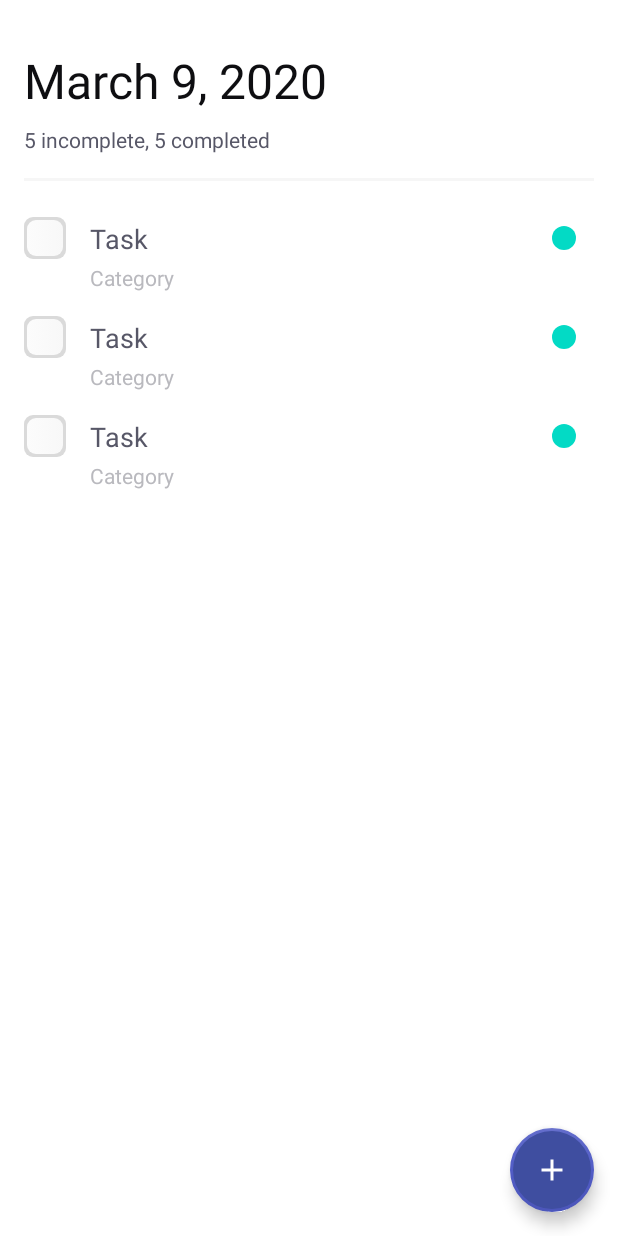
After one commit to TeenWolf3301/ToDoList, an Android app: the layout fragment_list.xml on its own in the app's theme, with its tools: preview values and no code run, on a phone screen of 412 x 824 dp. The commit adds this screen. Run offline under Robolectric (Android 15) with nearby library versions, the phone set to English and light mode, and no system bars.

Commit message:
Initial layouts and data (room) entity create

```diff
--- a/app/build.gradle
+++ b/app/build.gradle
@@ -1,8 +1,8 @@
 plugins {
     id 'com.android.application'
     id 'kotlin-android'
-    id 'kotlin-android-extensions'
     id 'kotlin-kapt'
+    id 'kotlin-parcelize'
     id 'dagger.hilt.android.plugin'
     id 'androidx.navigation.safeargs.kotlin'
 }
@@ -61,7 +61,7 @@ dependencies {
     // Lifecycle
     implementation "androidx.lifecycle:lifecycle-viewmodel-ktx:2.3.1"
     implementation "androidx.lifecycle:lifecycle-livedata-ktx:2.3.1"
-    implementation "android.arch.lifecycle:common-java8:2.2.0"
+    implementation "androidx.lifecycle:lifecycle-common-java8:2.3.1"
 
     // Navigation
     implementation "androidx.navigation:navigation-fragment-ktx:2.3.5"
--- /dev/null
+++ b/app/src/main/java/com/teenwolf3301/to_do_list/ListFragment.kt
@@ -0,0 +1,35 @@
+package com.teenwolf3301.to_do_list
+
+import android.os.Bundle
+import android.view.LayoutInflater
+import android.view.View
+import android.view.ViewGroup
+import androidx.fragment.app.Fragment
+import androidx.recyclerview.widget.RecyclerView
+import com.teenwolf3301.to_do_list.databinding.FragmentListBinding
+
+class ListFragment : Fragment() {
+
+    private lateinit var listRecyclerView: RecyclerView
+
+    private var _binding: FragmentListBinding? = null
+
+    private val binding get() = _binding!!
+
+    override fun onCreateView(
+        inflater: LayoutInflater,
+        container: ViewGroup?,
+        savedInstanceState: Bundle?
+    ): View {
+        _binding = FragmentListBinding.inflate(layoutInflater, container, false)
+
+        listRecyclerView = binding.rvList
+
+        return binding.root
+    }
+
+    override fun onDestroy() {
+        super.onDestroy()
+        _binding = null
+    }
+}
--- a/app/src/main/java/com/teenwolf3301/to_do_list/MainActivity.kt
+++ b/app/src/main/java/com/teenwolf3301/to_do_list/MainActivity.kt
@@ -1,11 +1,27 @@
 package com.teenwolf3301.to_do_list
 
+import android.os.Bundle
 import androidx.appcompat.app.AppCompatActivity
-import android.os.Bundle
+import com.teenwolf3301.to_do_list.databinding.ActivityMainBinding
 
 class MainActivity : AppCompatActivity() {
+
+    private lateinit var mBinding: ActivityMainBinding
+
     override fun onCreate(savedInstanceState: Bundle?) {
         super.onCreate(savedInstanceState)
-        setContentView(R.layout.activity_main)
+        mBinding = ActivityMainBinding.inflate(layoutInflater)
+        val view = mBinding.root
+        setContentView(view)
+
+        val currentFragment = supportFragmentManager.findFragmentById(R.id.frame_container)
+
+        if (currentFragment == null) {
+            val fragment = ListFragment()
+            supportFragmentManager
+                .beginTransaction()
+                .add(R.id.frame_container, fragment)
+                .commit()
+        }
     }
 }
--- /dev/null
+++ b/app/src/main/java/com/teenwolf3301/to_do_list/data/Priority.kt
@@ -0,0 +1,5 @@
+package com.teenwolf3301.to_do_list.data
+
+enum class Priority {
+    HIGH, MEDIUM, LOW
+}
--- /dev/null
+++ b/app/src/main/java/com/teenwolf3301/to_do_list/data/Task.kt
@@ -0,0 +1,21 @@
+package com.teenwolf3301.to_do_list.data
+
+import android.os.Parcelable
+import androidx.room.Entity
+import androidx.room.PrimaryKey
+import kotlinx.parcelize.Parcelize
+import java.text.DateFormat
+
+@Entity
+@Parcelize
+data class Task(
+    @PrimaryKey(autoGenerate = true)
+    val id: Int,
+    val name: String,
+    val isCompleted: Boolean = false,
+    val priority: Priority,
+    val date: Long = System.currentTimeMillis()
+) : Parcelable {
+    val formattedDate: String
+        get() = DateFormat.getDateInstance().format(date)
+}
--- /dev/null
+++ b/app/src/main/res/drawable/checkbox_check_background.xml
@@ -0,0 +1,33 @@
+<layer-list xmlns:android="http://schemas.android.com/apk/res/android">
+    <item>
+        <shape>
+            <padding
+                android:bottom="2dp"
+                android:left="2dp"
+                android:right="2dp"
+                android:top="2dp" />
+            <solid android:color="#DADADA" />
+            <corners android:radius="6dp" />
+            <size
+                android:width="24dp"
+                android:height="24dp" />
+        </shape>
+    </item>
+    <item>
+        <shape>
+            <gradient
+                android:endColor="#F8F8F8"
+                android:gradientRadius="180"
+                android:startColor="#FCFCFC" />
+            <corners android:radius="6dp" />
+            <size
+                android:width="24dp"
+                android:height="24dp" />
+        </shape>
+    </item>
+    <item
+        android:width="12dp"
+        android:height="12dp"
+        android:drawable="@drawable/ic_checkmark"
+        android:gravity="center" />
+</layer-list>
--- /dev/null
+++ b/app/src/main/res/drawable/checkbox_uncheck_background.xml
@@ -0,0 +1,28 @@
+<layer-list xmlns:android="http://schemas.android.com/apk/res/android">
+    <item>
+        <shape>
+            <padding
+                android:bottom="2dp"
+                android:left="2dp"
+                android:right="2dp"
+                android:top="2dp" />
+            <solid android:color="#DADADA" />
+            <corners android:radius="6dp" />
+            <size
+                android:width="24dp"
+                android:height="24dp" />
+        </shape>
+    </item>
+    <item>
+        <shape>
+            <gradient
+                android:endColor="#F8F8F8"
+                android:gradientRadius="180"
+                android:startColor="#FCFCFC" />
+            <corners android:radius="6dp" />
+            <size
+                android:width="24dp"
+                android:height="24dp" />
+        </shape>
+    </item>
+</layer-list>
--- /dev/null
+++ b/app/src/main/res/drawable/custom_checkbox.xml
@@ -0,0 +1,6 @@
+<?xml version="1.0" encoding="utf-8"?>
+<selector xmlns:android="http://schemas.android.com/apk/res/android">
+    <item android:drawable="@drawable/checkbox_check_background" android:state_checked="true" />
+    <item android:drawable="@drawable/checkbox_check_background" android:state_pressed="true" />
+    <item android:drawable="@drawable/checkbox_uncheck_background" android:state_checked="false" />
+</selector>
--- /dev/null
+++ b/app/src/main/res/drawable/ic_add_item.xml
@@ -0,0 +1,9 @@
+<vector xmlns:android="http://schemas.android.com/apk/res/android"
+    android:width="24dp"
+    android:height="24dp"
+    android:viewportWidth="24"
+    android:viewportHeight="24">
+    <path
+        android:fillColor="@color/white"
+        android:pathData="M19,13h-6v6h-2v-6H5v-2h6V5h2v6h6v2z" />
+</vector>
--- /dev/null
+++ b/app/src/main/res/drawable/ic_checkmark.xml
@@ -0,0 +1,13 @@
+<vector xmlns:android="http://schemas.android.com/apk/res/android"
+    android:width="10dp"
+    android:height="10dp"
+    android:viewportWidth="10"
+    android:viewportHeight="10">
+    <path
+        android:fillColor="#00000000"
+        android:pathData="M1,6L3.9167,9L9,1"
+        android:strokeWidth="2"
+        android:strokeColor="#575767"
+        android:strokeLineCap="round"
+        android:strokeLineJoin="round" />
+</vector>
--- /dev/null
+++ b/app/src/main/res/drawable/ic_priority.xml
@@ -0,0 +1,9 @@
+<vector xmlns:android="http://schemas.android.com/apk/res/android"
+    android:width="24dp"
+    android:height="24dp"
+    android:viewportWidth="24"
+    android:viewportHeight="24">
+    <path
+        android:fillColor="@color/white"
+        android:pathData="M12,12m-8,0a8,8 0,1 1,16 0a8,8 0,1 1,-16 0" />
+</vector>
--- a/app/src/main/res/layout/activity_main.xml
+++ b/app/src/main/res/layout/activity_main.xml
@@ -1,18 +1,7 @@
 <?xml version="1.0" encoding="utf-8"?>
-<androidx.constraintlayout.widget.ConstraintLayout xmlns:android="http://schemas.android.com/apk/res/android"
-    xmlns:app="http://schemas.android.com/apk/res-auto"
+<FrameLayout xmlns:android="http://schemas.android.com/apk/res/android"
     xmlns:tools="http://schemas.android.com/tools"
+    android:id="@+id/frame_container"
     android:layout_width="match_parent"
     android:layout_height="match_parent"
-    tools:context=".MainActivity">
-
-    <TextView
-        android:layout_width="wrap_content"
-        android:layout_height="wrap_content"
-        android:text="Hello World!"
-        app:layout_constraintBottom_toBottomOf="parent"
-        app:layout_constraintLeft_toLeftOf="parent"
-        app:layout_constraintRight_toRightOf="parent"
-        app:layout_constraintTop_toTopOf="parent" />
-
-</androidx.constraintlayout.widget.ConstraintLayout>
+    tools:context=".MainActivity" />
--- /dev/null
+++ b/app/src/main/res/layout/fragment_list.xml
@@ -0,0 +1,62 @@
+<?xml version="1.0" encoding="utf-8"?>
+<androidx.coordinatorlayout.widget.CoordinatorLayout xmlns:android="http://schemas.android.com/apk/res/android"
+    xmlns:app="http://schemas.android.com/apk/res-auto"
+    xmlns:tools="http://schemas.android.com/tools"
+    android:layout_width="match_parent"
+    android:layout_height="match_parent">
+
+    <androidx.appcompat.widget.LinearLayoutCompat
+        android:layout_width="match_parent"
+        android:layout_height="match_parent"
+        android:layout_marginStart="16dp"
+        android:layout_marginTop="32dp"
+        android:layout_marginEnd="16dp"
+        android:orientation="vertical">
+
+        <TextView
+            android:id="@+id/tv_date"
+            android:layout_width="wrap_content"
+            android:layout_height="wrap_content"
+            android:textColor="#0E0E11"
+            android:textSize="32sp"
+            tools:text="March 9, 2020" />
+
+        <TextView
+            android:id="@+id/tv_stats"
+            android:layout_width="wrap_content"
+            android:layout_height="wrap_content"
+            android:layout_marginTop="8dp"
+            android:textColor="@color/scarpa_flow"
+            android:textSize="14sp"
+            tools:text="5 incomplete, 5 completed" />
+
+        <View
+            android:id="@+id/divider"
+            android:layout_width="match_parent"
+            android:layout_height="2dp"
+            android:layout_marginTop="16dp"
+            android:background="#33D0D0D0" />
+
+        <androidx.recyclerview.widget.RecyclerView
+            android:id="@+id/rv_list"
+            android:layout_width="match_parent"
+            android:layout_height="match_parent"
+            android:layout_marginTop="16dp"
+            tools:listitem="@layout/list_item" />
+
+    </androidx.appcompat.widget.LinearLayoutCompat>
+
+    <com.google.android.material.floatingactionbutton.FloatingActionButton
+        android:id="@+id/fab_add_item"
+        android:layout_width="wrap_content"
+        android:layout_height="wrap_content"
+        android:layout_gravity="bottom|end"
+        android:layout_margin="16dp"
+        android:backgroundTint="#3F4EA0"
+        android:contentDescription="@string/fab_content_desc"
+        android:src="@drawable/ic_add_item"
+        app:backgroundTint="#515CC6"
+        app:borderWidth="2dp"
+        app:tint="@color/white" />
+
+</androidx.coordinatorlayout.widget.CoordinatorLayout>
--- /dev/null
+++ b/app/src/main/res/layout/list_item.xml
@@ -0,0 +1,63 @@
+<?xml version="1.0" encoding="utf-8"?>
+<androidx.constraintlayout.widget.ConstraintLayout xmlns:android="http://schemas.android.com/apk/res/android"
+    xmlns:app="http://schemas.android.com/apk/res-auto"
+    xmlns:tools="http://schemas.android.com/tools"
+    android:layout_width="match_parent"
+    android:layout_height="wrap_content"
+    android:paddingTop="8dp"
+    android:paddingBottom="8dp">
+
+    <androidx.appcompat.widget.AppCompatCheckBox
+        android:id="@+id/cb_completed"
+        android:layout_width="wrap_content"
+        android:layout_height="wrap_content"
+        android:button="@drawable/custom_checkbox"
+        android:minWidth="0dp"
+        android:minHeight="0dp"
+        android:text="@null"
+        app:layout_constraintStart_toStartOf="parent"
+        app:layout_constraintTop_toTopOf="parent" />
+
+    <TextView
+        android:id="@+id/tv_item_name"
+        android:layout_width="0dp"
+        android:layout_height="wrap_content"
+        android:layout_marginStart="16dp"
+        android:ellipsize="end"
+        android:gravity="center_vertical"
+        android:maxLines="1"
+        android:textColor="@color/scarpa_flow"
+        android:textSize="18sp"
+        app:layout_constraintBottom_toBottomOf="@+id/cb_completed"
+        app:layout_constraintEnd_toStartOf="@+id/ic_priority"
+        app:layout_constraintStart_toEndOf="@+id/cb_completed"
+        app:layout_constraintTop_toTopOf="@+id/cb_completed"
+        tools:text="Task" />
+
+    <TextView
+        android:id="@+id/tv_item_category"
+        android:layout_width="0dp"
+        android:layout_height="wrap_content"
+        android:layout_marginTop="4dp"
+        android:ellipsize="end"
+        android:gravity="center_vertical"
+        android:maxLines="1"
+        android:textColor="#B9B9BE"
+        android:textSize="14sp"
+        app:layout_constraintEnd_toStartOf="@+id/ic_priority"
+        app:layout_constraintStart_toStartOf="@+id/tv_item_name"
+        app:layout_constraintTop_toBottomOf="@+id/tv_item_name"
+        tools:text="Category" />
+
+    <View
+        android:id="@+id/ic_priority"
+        android:layout_width="24dp"
+        android:layout_height="24dp"
+        android:layout_marginEnd="8dp"
+        android:background="@drawable/ic_priority"
+        android:backgroundTint="@color/teal_200"
+        app:layout_constraintBottom_toBottomOf="@+id/cb_completed"
+        app:layout_constraintEnd_toEndOf="parent"
+        app:layout_constraintTop_toTopOf="@+id/cb_completed" />
+
+</androidx.constraintlayout.widget.ConstraintLayout>
--- a/app/src/main/res/values/colors.xml
+++ b/app/src/main/res/values/colors.xml
@@ -5,6 +5,12 @@
     <color name="purple_700">#FF3700B3</color>
     <color name="teal_200">#FF03DAC5</color>
     <color name="teal_700">#FF018786</color>
+
     <color name="black">#FF000000</color>
     <color name="white">#FFFFFFFF</color>
+
+    <color name="woodsmoke">#141419</color>
+    <color name="alabaster">#F8F8F8</color>
+
+    <color name="scarpa_flow">#575767</color>
 </resources>
--- a/app/src/main/res/values/strings.xml
+++ b/app/src/main/res/values/strings.xml
@@ -1,3 +1,4 @@
 <resources>
     <string name="app_name">To-Do-List</string>
+    <string name="fab_content_desc">Add new item</string>
 </resources>
```
Also changed, not shown: settings.gradle (line endings or trailing spaces).
